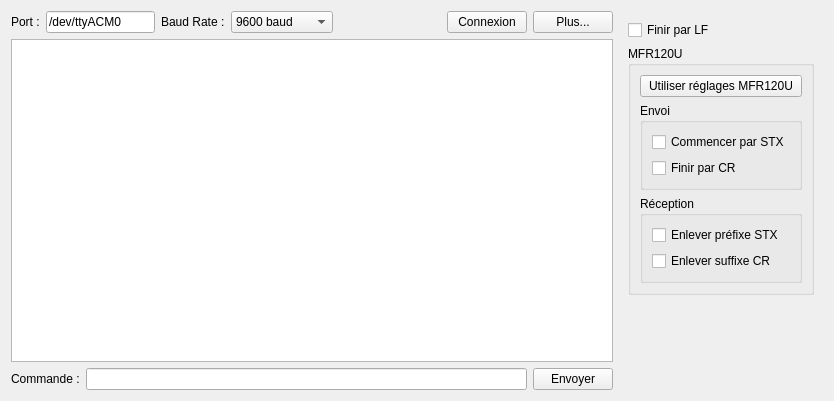
This is arthuino/Arthuino.ui in projetpeip-montp2/badger as Qt 5 draws it before an edit. The edited form follows.
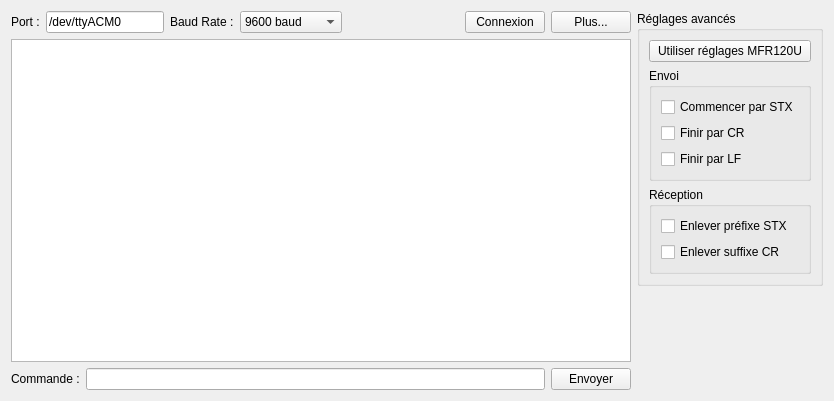
This is the edited form. Icons and pictures are not drawn.

Commit message: Travail sur l'UI

Patch:
```diff
--- a/arthuino/Arthuino.ui
+++ b/arthuino/Arthuino.ui
@@ -182,22 +182,11 @@
     </layout>
    </item>
    <item>
-    <widget class="QWidget" name="configurationsAvancees" native="true">
-     <property name="enabled">
-      <bool>true</bool>
-     </property>
-     <layout class="QVBoxLayout" name="verticalLayout_6">
+    <layout class="QVBoxLayout" name="verticalLayout_11">
       <item>
-       <widget class="QCheckBox" name="finirLFBox">
-        <property name="text">
-         <string>Finir par LF</string>
-        </property>
-       </widget>
-      </item>
-      <item>
-       <widget class="QGroupBox" name="groupBox_2">
+      <widget class="QGroupBox" name="reglagesAvances">
         <property name="title">
-         <string>MFR120U</string>
+        <string>Réglages avancés</string>
         </property>
         <layout class="QVBoxLayout" name="verticalLayout_8">
          <item>
@@ -227,6 +216,13 @@
               </property>
              </widget>
             </item>
+           <item>
+            <widget class="QCheckBox" name="finirLFBox">
+             <property name="text">
+              <string>Finir par LF</string>
+             </property>
+            </widget>
+           </item>
            </layout>
           </widget>
          </item>
@@ -270,7 +266,6 @@
        </spacer>
       </item>
      </layout>
-    </widget>
    </item>
   </layout>
  </widget>
```
Lines whose indentation alone changed are shown as unchanged. The commit also changes 2 other files.
